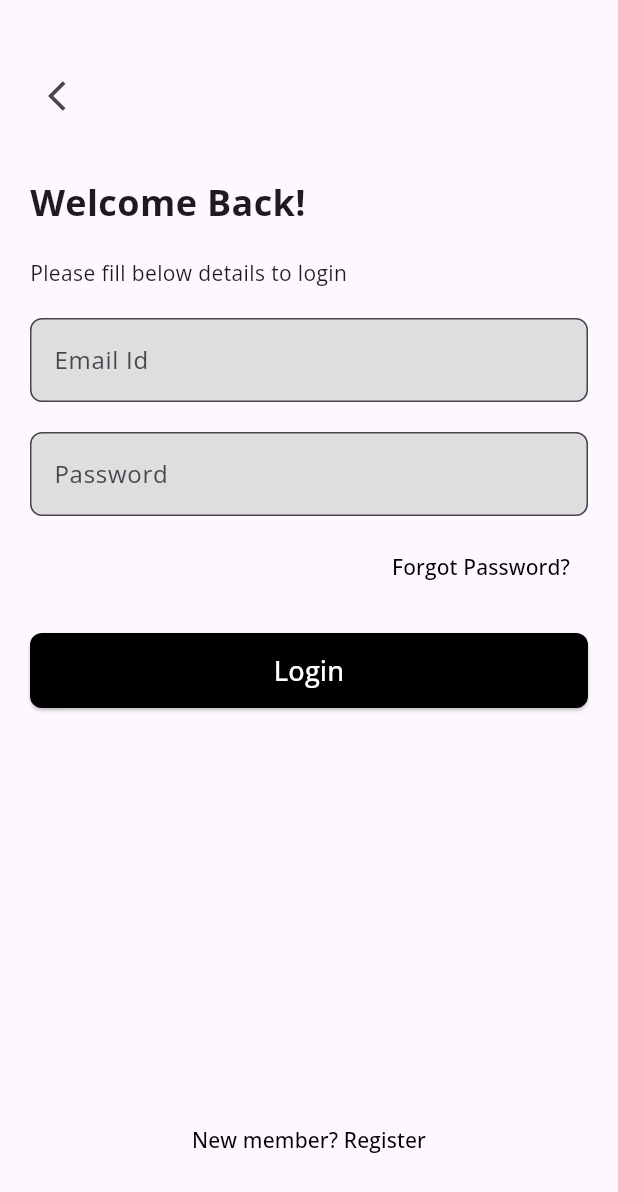
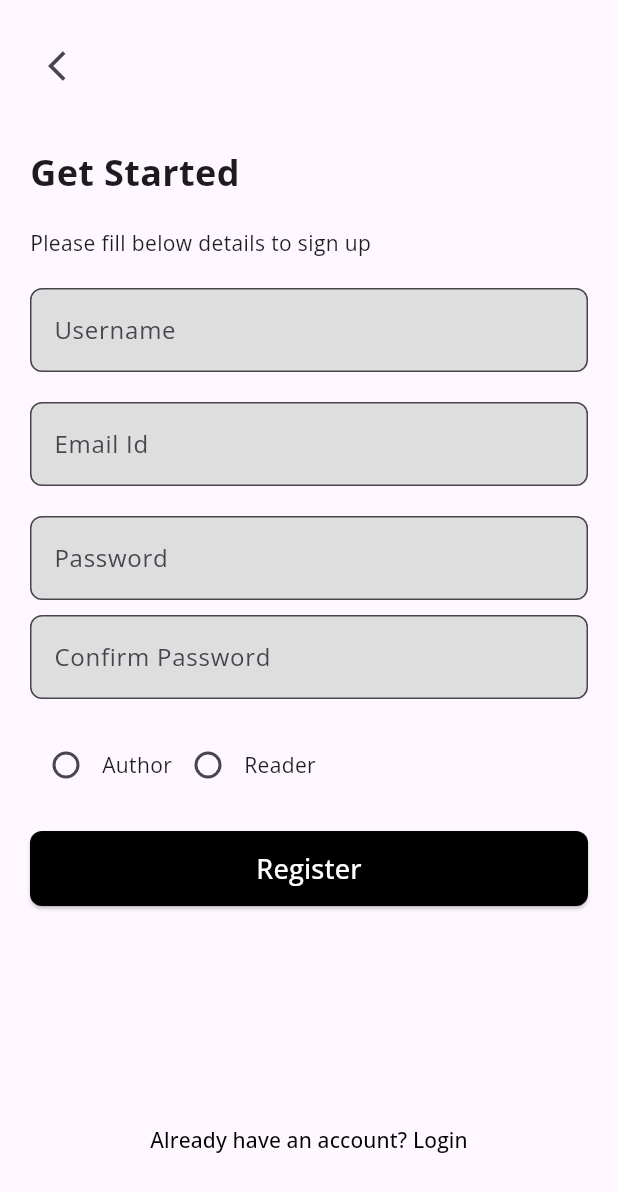
Before and after one commit to JinalTaraviya22/CosmicPages, a Flutter app: the login screen opened directly, after a tap on "New member? Register", on a phone screen of 412 x 824 dp. Shown: the top 1192 px of the screen. Run offline on Flutter 3.47's test engine with Material 3 defaults, Android fonts, the light colour scheme and no system bars; our stand-ins replace get.

Commit message:
forgot password

```diff
--- a/lib/screens/login.dart
+++ b/lib/screens/login.dart
@@ -1,3 +1,5 @@
+import 'package:cosmic_pages/screens/forgotPassword.dart';
+import 'package:cosmic_pages/screens/register.dart';
 import 'package:cosmic_pages/screens/welcome.dart';
 import 'package:flutter/material.dart';
 import 'package:get/get.dart';
@@ -19,12 +21,14 @@ class _loginState extends State<login> {
           child: Column(
             crossAxisAlignment: CrossAxisAlignment.start,
             children: [
-              SizedBox(
-                height: 20,
-              ),
-              IconButton(onPressed: () {
-                Get.to(welcome());
-              }, icon: Icon(Icons.arrow_back_ios)),
+              // SizedBox(
+              //   height: 20,
+              // ),
+              IconButton(
+                  onPressed: () {
+                    Get.to(welcome());
+                  },
+                  icon: Icon(Icons.arrow_back_ios)),
               SizedBox(
                 height: 30,
               ),
@@ -70,7 +74,9 @@ class _loginState extends State<login> {
                 mainAxisAlignment: MainAxisAlignment.end,
                 children: [
                   TextButton(
-                    onPressed: () {},
+                    onPressed: () {
+                      Get.to(Forgotpassword());
+                    },
                     style: TextButton.styleFrom(
                       shape: RoundedRectangleBorder(
                           borderRadius: BorderRadius.circular(8)),
@@ -104,14 +110,32 @@ class _loginState extends State<login> {
                   ),
                 ),
               ),
+              SizedBox(
+                height: 20,
+              ),
+              Center(
+                child: Column(
+                  mainAxisAlignment: MainAxisAlignment.center,
+                  children: [
+                    Text('Or'),
+                    SizedBox(height: 10),
+                    Text(
+                      'Login with Google',
+                      style: TextStyle(fontSize: 16),
+                    ),
+                  ],
+                ),
+              ),
               Spacer(),
               Center(
                 child: TextButton(
-                  onPressed: () {},
+                  onPressed: () {
+                    Get.to(Register());
+                  },
                   style: TextButton.styleFrom(
-                      shape: RoundedRectangleBorder(
-                          borderRadius: BorderRadius.circular(8)),
-                    ),
+                    shape: RoundedRectangleBorder(
+                        borderRadius: BorderRadius.circular(8)),
+                  ),
                   child: Text(
                     'New member? Register',
                     style: TextStyle(color: Colors.black),
--- a/lib/screens/register.dart
+++ b/lib/screens/register.dart
@@ -1,4 +1,7 @@
+import 'package:cosmic_pages/screens/login.dart';
+import 'package:cosmic_pages/screens/welcome.dart';
 import 'package:flutter/material.dart';
+import 'package:get/get.dart';
 
 class Register extends StatefulWidget {
   const Register({super.key});
@@ -11,35 +14,141 @@ class _RegisterState extends State<Register> {
   @override
   Widget build(BuildContext context) {
     return Scaffold(
-      appBar: AppBar(
-        title: Text('Register'),
+      body: Center(
+        child: SafeArea(
+          child: Padding(
+            padding: const EdgeInsets.all(20.0),
+            child: Column(
+              crossAxisAlignment: CrossAxisAlignment.start,
+              children: [
+                // SizedBox(
+                //   height: 20,
+                // ),
+                IconButton(onPressed: () {
+                  Get.to(welcome());
+                }, icon: Icon(Icons.arrow_back_ios)),
+                SizedBox(
+                  height: 30,
                 ),
-      body: Center(
-        child: Column(
-          children: [
+                Text(
+                  'Get Started',
+                  style: TextStyle(fontSize: 24, fontWeight: FontWeight.bold),
+                ),
+                SizedBox(
+                  height: 20,
+                ),
+                Text(
+                  'Please fill below details to sign up',
+                  style: TextStyle(fontSize: 14),
+                ),
+                SizedBox(
+                  height: 20,
+                ),
                 TextField(
                   decoration: InputDecoration(
                       labelText: 'Username',
+                      filled: true,
+                      fillColor: Color(0xFFDEDEDE),
+                      border: OutlineInputBorder(
+                        borderRadius: BorderRadius.circular(8),
+                      )),
                 ),
+                SizedBox(
+                  height: 20,
+                ),
+                TextField(
+                  decoration: InputDecoration(
+                      labelText: 'Email Id',
+                      filled: true,
+                      fillColor: Color(0xFFDEDEDE),
+                      border: OutlineInputBorder(
+                        borderRadius: BorderRadius.circular(8),
+                      )),
+                ),
+                SizedBox(
+                  height: 20,
                 ),
                 TextField(
                   decoration: InputDecoration(
                       labelText: 'Password',
+                      filled: true,
+                      fillColor: Color(0xFFDEDEDE),
+                      border: OutlineInputBorder(
+                        borderRadius: BorderRadius.circular(8),
+                      )),
                 ),
+                SizedBox(
+                  height: 10,
                 ),
                 TextField(
                   decoration: InputDecoration(
                       labelText: 'Confirm Password',
+                      filled: true,
+                      fillColor: Color(0xFFDEDEDE),
+                      border: OutlineInputBorder(
+                        borderRadius: BorderRadius.circular(8),
+                      )),
+                ),
+                SizedBox(
+                  height: 20,
+                ),
+                Row(
+                  children: [
+                    Radio(
+                      value: 'Author',
+                      onChanged: (value) {},
+                      groupValue: null,
+                    ),
+                    Text('Author'),
+                    Radio(value: 'Reader', groupValue: null, onChanged: (value) {}),
+                    Text('Reader'),
+                  ],
+                ),
+                SizedBox(
+                  height: 20,
+                ),
+                ElevatedButton(
+                  onPressed: () {},
+                  style: ElevatedButton.styleFrom(
+                    shape: RoundedRectangleBorder(
+                        borderRadius: BorderRadius.circular(8)),
+                    backgroundColor: Colors.black,
+                  ),
+                  child: SizedBox(
+                    width: double.infinity,
+                    height: 50,
+                    child: Center(
+                      child: Text(
+                        'Register',
+                        textAlign: TextAlign.center,
+                        style: TextStyle(fontSize: 18, color: Colors.white),
                       ),
                     ),
-            ElevatedButton(
+                  ),
+                ),
+                Spacer(),
+                Center(
+                  child: TextButton(
                     onPressed: () {
-                // Add your logic to handle form submission here
-                print('Form submitted!');
+                      Get.to(login());
                     },
-              child: Text('Register'),
+                    style: TextButton.styleFrom(
+                      shape: RoundedRectangleBorder(
+                          borderRadius: BorderRadius.circular(8)),
+                    ),
+                    child: Text(
+                      'Already have an account? Login',
+                      style: TextStyle(color: Colors.black),
+                      textAlign: TextAlign.center,
+                    ),
+                  ),
+                ),
+                SizedBox(
+                  height: 20,
                 ),
               ],
+            ),
+          ),
         ),
       ),
     );
```
Also changed, not shown: lib/screens/forgotPassword.dart (added, +80 -0 lines), 1 other file. Lines whose indentation alone changed are shown as unchanged.
